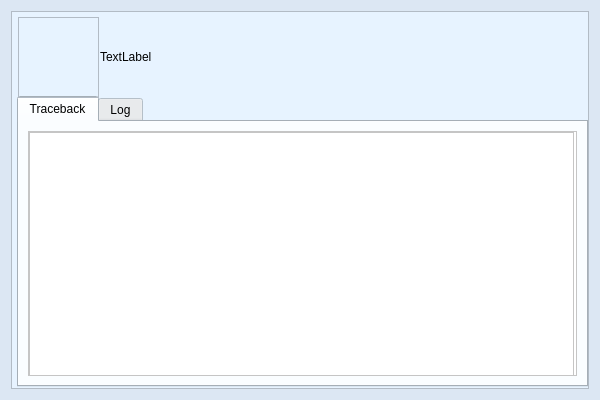
First picture: the form in source/ui/views/forms/error_form.ui, repository seemir/stressa, before the edit.
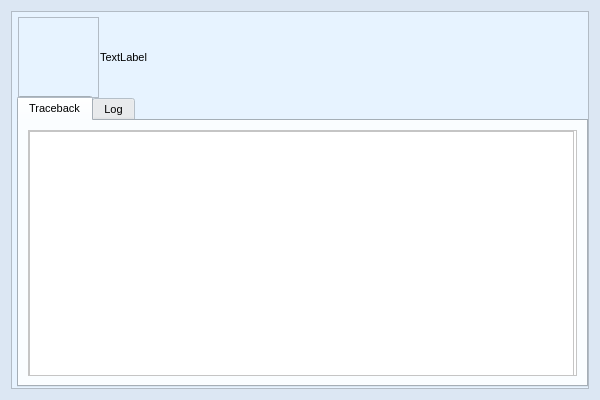
Second picture: the form after the edit. Icons and pictures are not drawn.

Patch:
```diff
--- a/source/ui/views/forms/error_form.ui
+++ b/source/ui/views/forms/error_form.ui
@@ -874,6 +874,7 @@
      <property name="font">
       <font>
        <family>Segoe UI</family>
+       <pointsize>8</pointsize>
       </font>
      </property>
      <property name="autoFillBackground">
@@ -897,6 +898,7 @@
       <property name="font">
        <font>
         <family>Segoe UI</family>
+        <pointsize>8</pointsize>
        </font>
       </property>
       <property name="autoFillBackground">
@@ -1336,6 +1338,7 @@
           <property name="font">
            <font>
             <family>Segoe UI</family>
+            <pointsize>8</pointsize>
            </font>
           </property>
           <property name="widgetResizable">
@@ -1359,6 +1362,11 @@
               <height>245</height>
              </rect>
             </property>
+            <property name="font">
+             <font>
+              <pointsize>8</pointsize>
+             </font>
+            </property>
             <property name="lineWrapMode">
              <enum>QPlainTextEdit::NoWrap</enum>
             </property>
@@ -1839,6 +1847,11 @@
         <height>80</height>
        </rect>
       </property>
+      <property name="font">
+       <font>
+        <pointsize>8</pointsize>
+       </font>
+      </property>
       <property name="frameShape">
        <enum>QFrame::NoFrame</enum>
       </property>
@@ -2266,6 +2279,7 @@
          <property name="font">
           <font>
            <family>Segoe UI</family>
+           <pointsize>8</pointsize>
           </font>
          </property>
          <property name="autoFillBackground">
@@ -2299,6 +2313,11 @@
         <height>81</height>
        </rect>
       </property>
+      <property name="font">
+       <font>
+        <pointsize>8</pointsize>
+       </font>
+      </property>
       <property name="frameShape">
        <enum>QFrame::StyledPanel</enum>
       </property>
```
Left out of the diff: 7 changed lines with no effect on the pictures.
